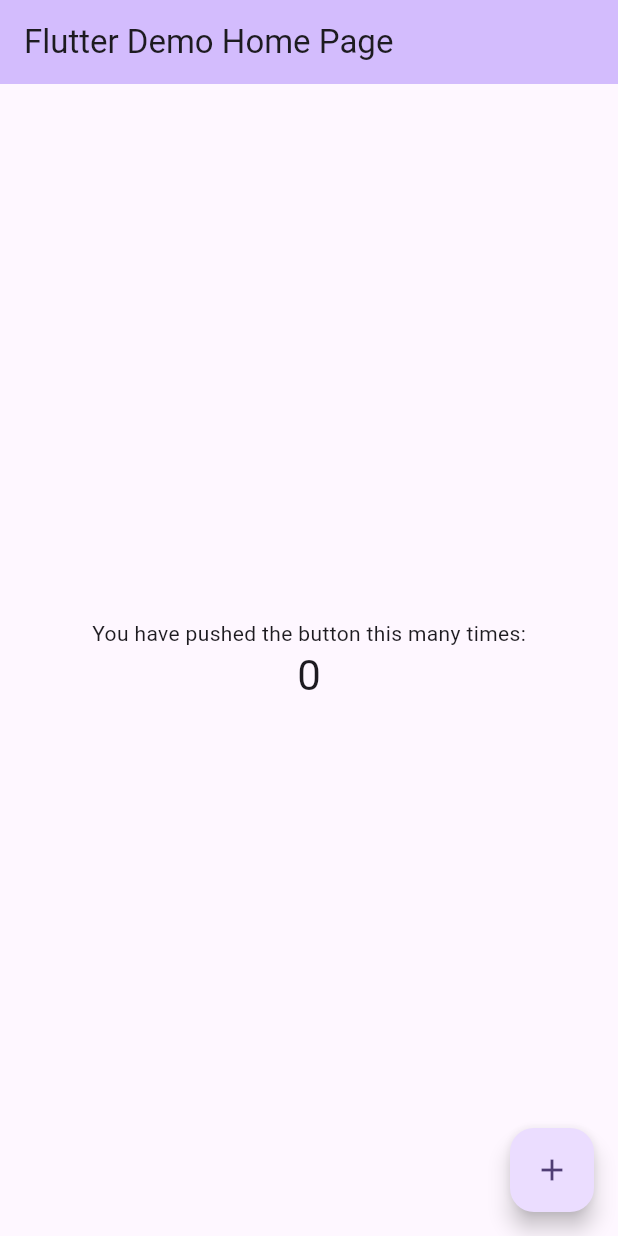
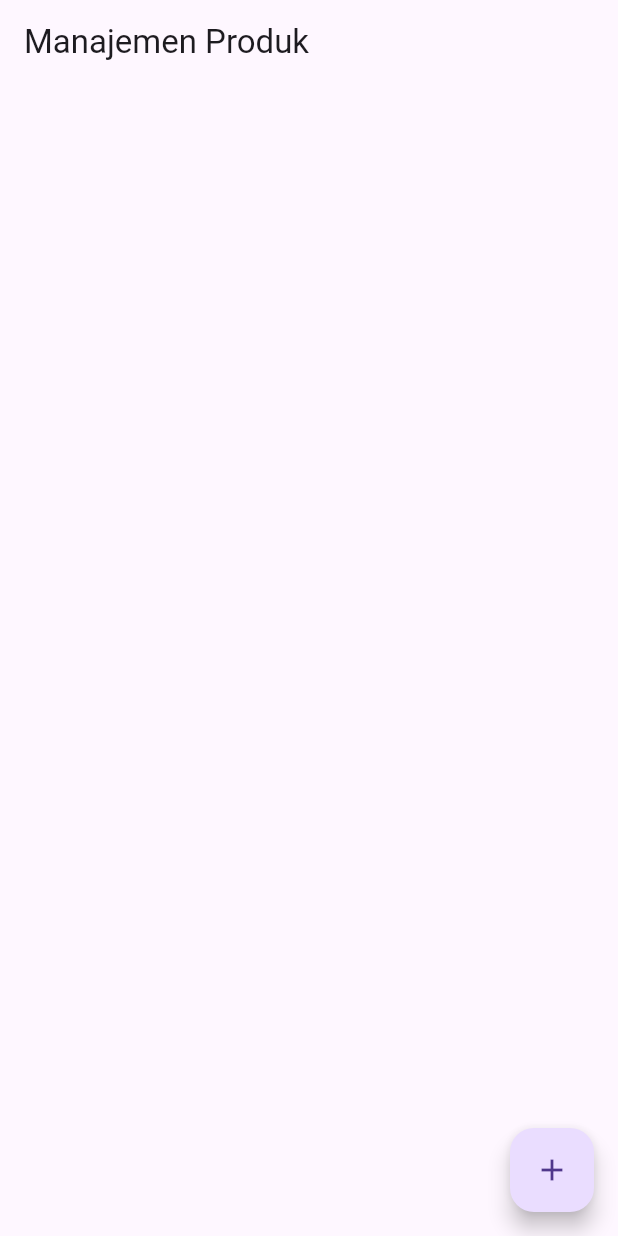
Before and after one commit to betsky2112/flux_pos, a Flutter app: the screen it shows after launch, on a phone screen of 412 x 824 dp. Run offline on Flutter 3.47's test engine with Material 3 defaults, Android fonts, the phone set to English and light mode, and no system bars; our stand-ins replace easy_dynamic_theme, sqflite; accounts and stored records are empty.

Commit message:
setting_and_integration

```diff
--- a/lib/main.dart
+++ b/lib/main.dart
@@ -1,4 +1,9 @@
 import 'package:flutter/material.dart';
+import 'package:easy_dynamic_theme/easy_dynamic_theme.dart';
+import 'package:flux_pos/screens/product_screen.dart';
+import 'package:provider/provider.dart';
+
+import 'providers/product_provider.dart';
 
 void main() {
   runApp(const MyApp());
@@ -7,119 +12,44 @@
 class MyApp extends StatelessWidget {
   const MyApp({super.key});
 
-  // This widget is the root of your application.
   @override
   Widget build(BuildContext context) {
-    return MaterialApp(
-      title: 'Flutter Demo',
-      theme: ThemeData(
-        // This is the theme of your application.
-        //
-        // TRY THIS: Try running your application with "flutter run". You'll see
-        // the application has a purple toolbar. Then, without quitting the app,
-        // try changing the seedColor in the colorScheme below to Colors.green
-        // and then invoke "hot reload" (save your changes or press the "hot
-        // reload" button in a Flutter-supported IDE, or press "r" if you used
-        // the command line to start the app).
-        //
-        // Notice that the counter didn't reset back to zero; the application
-        // state is not lost during the reload. To reset the state, use hot
-        // restart instead.
-        //
-        // This works for code too, not just values: Most code changes can be
-        // tested with just a hot reload.
-        colorScheme: ColorScheme.fromSeed(seedColor: Colors.deepPurple),
-        useMaterial3: true,
+    return EasyDynamicThemeWidget(
+      child: Builder(
+        builder: (context) {
+          return MultiProvider(
+            providers: [
+              ChangeNotifierProvider(create: (_) => ProductProvider()),
+            ],
+            child: MaterialApp(
+              theme: ThemeData.light(),
+              darkTheme: ThemeData.dark(),
+              themeMode: EasyDynamicTheme.of(context).themeMode,
+              home: const ProductScreen(),
+            ),
+          );
+        },
       ),
-      home: const MyHomePage(title: 'Flutter Demo Home Page'),
     );
   }
 }
 
-class MyHomePage extends StatefulWidget {
-  const MyHomePage({super.key, required this.title});
-
-  // This widget is the home page of your application. It is stateful, meaning
-  // that it has a State object (defined below) that contains fields that affect
-  // how it looks.
-
-  // This class is the configuration for the state. It holds the values (in this
-  // case the title) provided by the parent (in this case the App widget) and
-  // used by the build method of the State. Fields in a Widget subclass are
-  // always marked "final".
-
-  final String title;
-
-  @override
-  State<MyHomePage> createState() => _MyHomePageState();
-}
-
-class _MyHomePageState extends State<MyHomePage> {
-  int _counter = 0;
-
-  void _incrementCounter() {
-    setState(() {
-      // This call to setState tells the Flutter framework that something has
-      // changed in this State, which causes it to rerun the build method below
-      // so that the display can reflect the updated values. If we changed
-      // _counter without calling setState(), then the build method would not be
-      // called again, and so nothing would appear to happen.
-      _counter++;
-    });
-  }
+class HomeScreen extends StatelessWidget {
+  const HomeScreen({super.key});
 
   @override
   Widget build(BuildContext context) {
-    // This method is rerun every time setState is called, for instance as done
-    // by the _incrementCounter method above.
-    //
-    // The Flutter framework has been optimized to make rerunning build methods
-    // fast, so that you can just rebuild anything that needs updating rather
-    // than having to individually change instances of widgets.
     return Scaffold(
       appBar: AppBar(
-        // TRY THIS: Try changing the color here to a specific color (to
-        // Colors.amber, perhaps?) and trigger a hot reload to see the AppBar
-        // change color while the other colors stay the same.
-        backgroundColor: Theme.of(context).colorScheme.inversePrimary,
-        // Here we take the value from the MyHomePage object that was created by
-        // the App.build method, and use it to set our appbar title.
-        title: Text(widget.title),
+        title: const Text('Aplikasi Kasir'),
       ),
-      body: Center(
-        // Center is a layout widget. It takes a single child and positions it
-        // in the middle of the parent.
-        child: Column(
-          // Column is also a layout widget. It takes a list of children and
-          // arranges them vertically. By default, it sizes itself to fit its
-          // children horizontally, and tries to be as tall as its parent.
-          //
-          // Column has various properties to control how it sizes itself and
-          // how it positions its children. Here we use mainAxisAlignment to
-          // center the children vertically; the main axis here is the vertical
-          // axis because Columns are vertical (the cross axis would be
-          // horizontal).
-          //
-          // TRY THIS: Invoke "debug painting" (choose the "Toggle Debug Paint"
-          // action in the IDE, or press "p" in the console), to see the
-          // wireframe for each widget.
-          mainAxisAlignment: MainAxisAlignment.center,
-          children: <Widget>[
-            const Text(
-              'You have pushed the button this many times:',
-            ),
-            Text(
-              '$_counter',
-              style: Theme.of(context).textTheme.headlineMedium,
-            ),
-          ],
-        ),
+      body: const Center(child: Text('Selamat Datang!')),
+      floatingActionButton: FloatingActionButton(
+        onPressed: () {
+          EasyDynamicTheme.of(context).changeTheme();
+        },
+        child: const Icon(Icons.brightness_6),
       ),
-      floatingActionButton: FloatingActionButton(
-        onPressed: _incrementCounter,
-        tooltip: 'Increment',
-        child: const Icon(Icons.add),
-      ), // This trailing comma makes auto-formatting nicer for build methods.
     );
   }
 }
--- /dev/null
+++ b/lib/models/product.dart
@@ -0,0 +1,28 @@
+class Product {
+  int? id;
+  String name;
+  double price;
+  int stock;
+
+  Product({this.id, required this.name, required this.price, required this.stock});
+
+  // Convert Product object to Map for SQLite
+  Map<String, dynamic> toMap() {
+    return {
+      'id': id,
+      'name': name,
+      'price': price,
+      'stock': stock,
+    };
+  }
+
+  // Convert Map to Product object
+  factory Product.fromMap(Map<String, dynamic> map) {
+    return Product(
+      id: map['id'],
+      name: map['name'],
+      price: map['price'],
+      stock: map['stock'],
+    );
+  }
+}
--- /dev/null
+++ b/lib/screens/product_screen.dart
@@ -0,0 +1,55 @@
+import 'package:flutter/material.dart';
+import 'package:provider/provider.dart';
+import '../providers/product_provider.dart';
+import '../models/product.dart';
+
+class ProductScreen extends StatelessWidget {
+  const ProductScreen({super.key});
+
+  @override
+  Widget build(BuildContext context) {
+    return Scaffold(
+      appBar: AppBar(
+        title: const Text('Manajemen Produk'),
+      ),
+      body: Consumer<ProductProvider>(
+        builder: (context, productProvider, child) {
+          return ListView.builder(
+            itemCount: productProvider.products.length,
+            itemBuilder: (context, index) {
+              final product = productProvider.products[index];
+              return ListTile(
+                title: Text(product.name),
+                subtitle: Text('Harga: Rp${product.price}, Stok: ${product.stock}'),
+                trailing: Row(
+                  mainAxisSize: MainAxisSize.min,
+                  children: [
+                    IconButton(
+                      icon: const Icon(Icons.edit),
+                      onPressed: () {
+                        // Logika Edit Produk
+                      },
+                    ),
+                    IconButton(
+                      icon: const Icon(Icons.delete),
+                      onPressed: () {
+                        Provider.of<ProductProvider>(context, listen: false)
+                            .deleteProduct(product.id!);
+                      },
+                    ),
+                  ],
+                ),
+              );
+            },
+          );
+        },
+      ),
+      floatingActionButton: FloatingActionButton(
+        onPressed: () {
+          // Logika Tambah Produk
+        },
+        child: const Icon(Icons.add),
+      ),
+    );
+  }
+}
--- a/pubspec.yaml
+++ b/pubspec.yaml
@@ -35,6 +35,10 @@ dependencies:
   # The following adds the Cupertino Icons font to your application.
   # Use with the CupertinoIcons class for iOS style icons.
   cupertino_icons: ^1.0.8
+  sqflite: ^2.3.3+1
+  path_provider: ^2.1.4
+  provider: ^6.1.2
+  easy_dynamic_theme: ^2.3.1
 
 dev_dependencies:
   flutter_test:
```
Also changed, not shown: lib/db/db_helper.dart (added, +67 -0 lines), lib/providers/product_provider.dart (added, +29 -0 lines), pubspec.lock, 1 other file.
